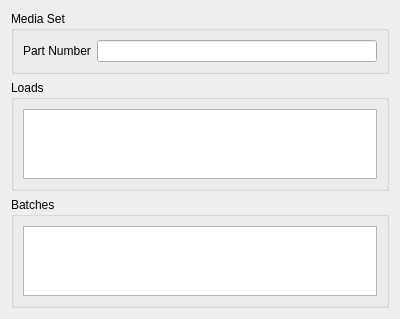
Old version of the form arinc665_qt/media/MediaSetWidget.ui in the repository hirah2205/ARINC-665.
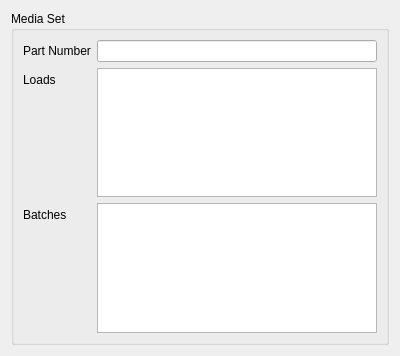
New version of the form.

Commit message: Update Media Set Widgets

What changed in the file:
```diff
--- a/arinc665_qt/media/MediaSetWidget.ui
+++ b/arinc665_qt/media/MediaSetWidget.ui
@@ -8,7 +8,7 @@
     <x>0</x>
     <y>0</y>
     <width>400</width>
-    <height>300</height>
+    <height>356</height>
    </rect>
   </property>
   <property name="windowTitle">
@@ -38,16 +38,7 @@
         </property>
        </widget>
       </item>
-     </layout>
-    </widget>
-   </item>
-   <item>
-    <widget class="QGroupBox" name="gbLoads">
-     <property name="title">
-      <string>Loads</string>
-     </property>
-     <layout class="QVBoxLayout" name="verticalLayout_2">
-      <item>
+      <item row="1" column="1">
        <widget class="QTableView" name="loads">
         <property name="alternatingRowColors">
          <bool>true</bool>
@@ -66,16 +57,7 @@
         </attribute>
        </widget>
       </item>
-     </layout>
-    </widget>
-   </item>
-   <item>
-    <widget class="QGroupBox" name="gbBatches">
-     <property name="title">
-      <string>Batches</string>
-     </property>
-     <layout class="QVBoxLayout" name="verticalLayout_3">
-      <item>
+      <item row="2" column="1">
        <widget class="QTableView" name="batches">
         <property name="alternatingRowColors">
          <bool>true</bool>
@@ -94,6 +76,20 @@
         </attribute>
        </widget>
       </item>
+      <item row="1" column="0">
+       <widget class="QLabel" name="lblLoads">
+        <property name="text">
+         <string>Loads</string>
+        </property>
+       </widget>
+      </item>
+      <item row="2" column="0">
+       <widget class="QLabel" name="lblBatches">
+        <property name="text">
+         <string>Batches</string>
+        </property>
+       </widget>
+      </item>
      </layout>
     </widget>
    </item>
```
The commit also changes 7 other files.
